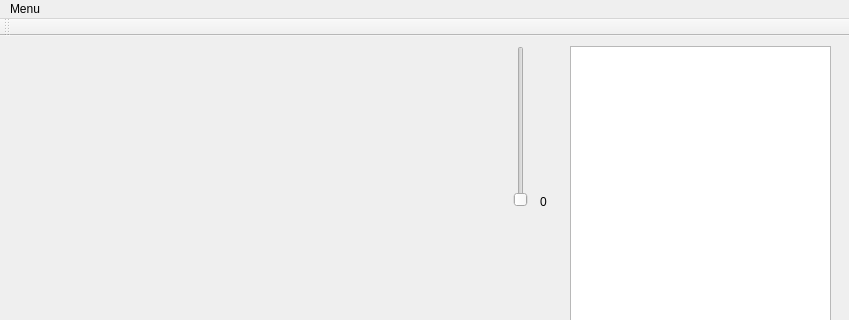
Old version of the form carte.ui in the repository s0lstice/carto-qt; both pictures show x 0 to 849 and y 0 to 320 of the 849 by 631 pixel window.
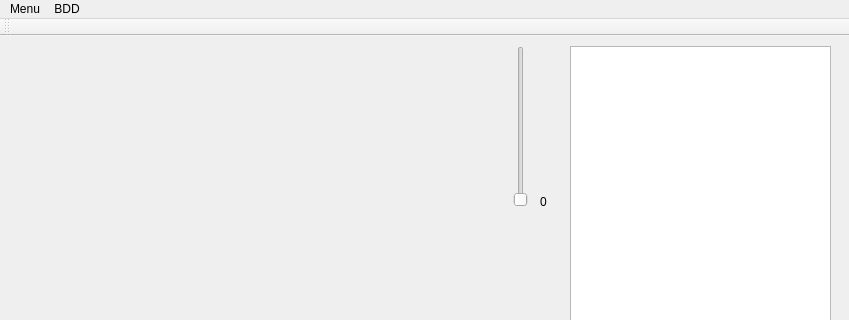
New version of the form.

Patch:
```diff
--- a/carte.ui
+++ b/carte.ui
@@ -144,11 +144,18 @@
     <property name="title">
      <string>Menu</string>
     </property>
+    <addaction name="actionQuitter"/>
+   </widget>
+   <widget class="QMenu" name="menuBDD">
+    <property name="title">
+     <string>BDD</string>
+    </property>
     <addaction name="actionChoix_BDD"/>
     <addaction name="actionGestion_BDD"/>
     <addaction name="actionQuitter"/>
    </widget>
    <addaction name="menuMenu"/>
+   <addaction name="menuBDD"/>
   </widget>
   <widget class="QToolBar" name="mainToolBar">
    <attribute name="toolBarArea">
```
Left out of the diff: 9 changed lines with no effect on the pictures.
